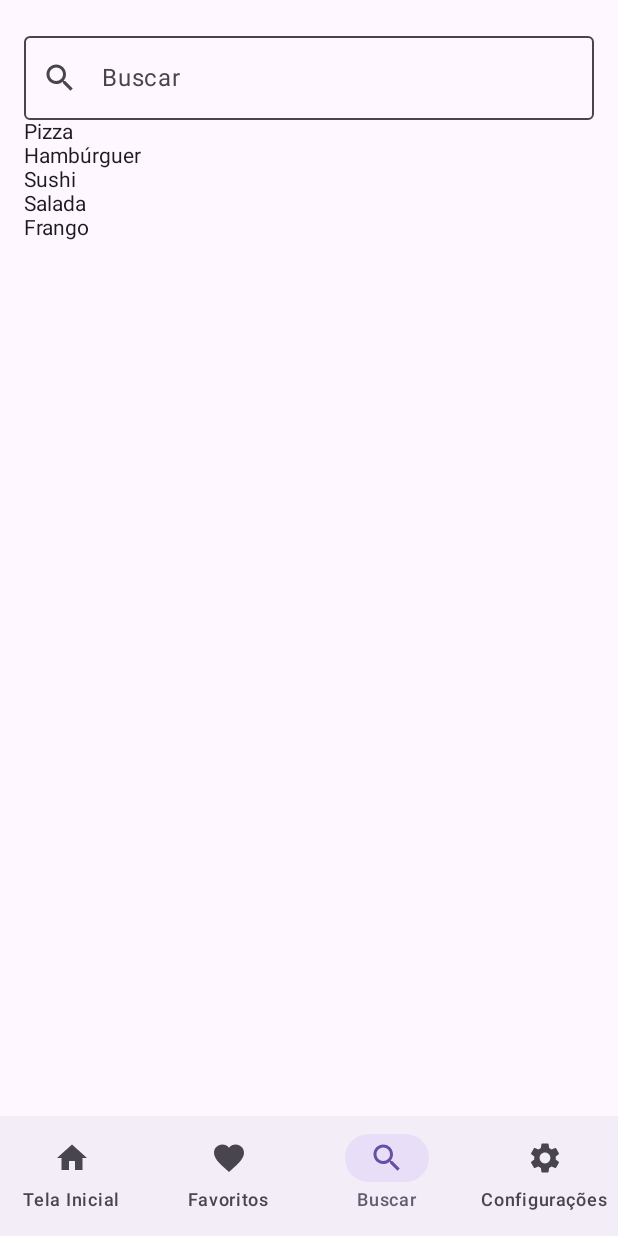
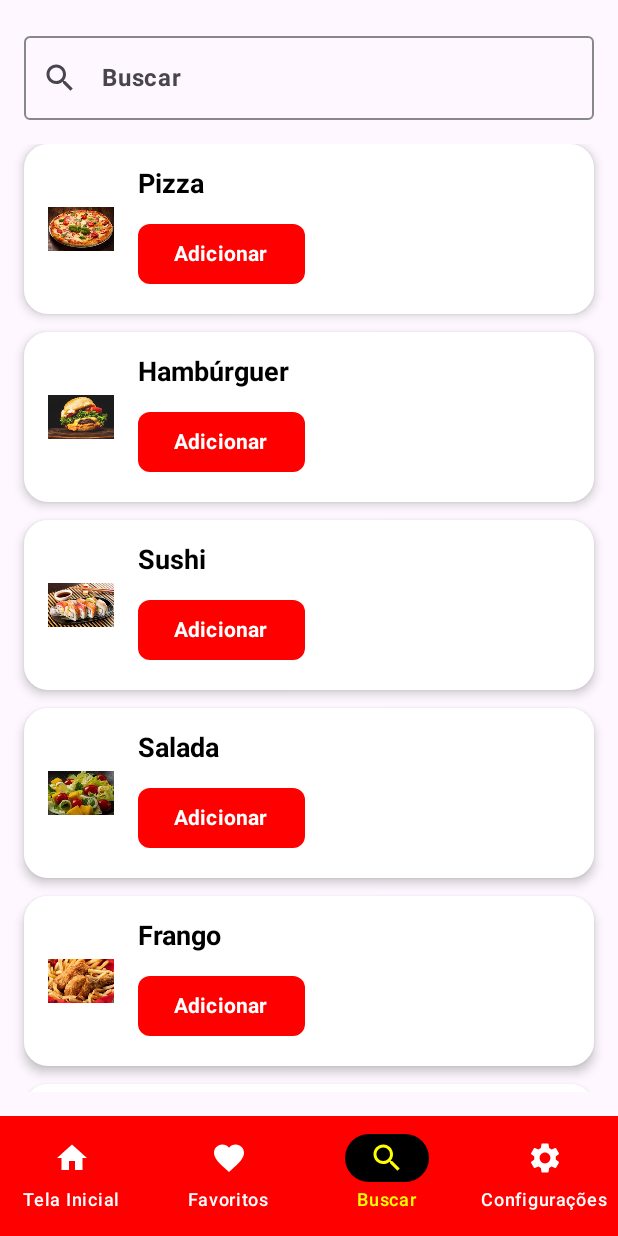
Before and after one commit to FGabriel-Lima/QuixaFood, an Android app built with Jetpack Compose: the screen it shows after launch (MainActivity), item 3 of the bottom bar chosen, on a phone screen of 412 x 824 dp. Run offline under Robolectric (Android 15) with nearby library versions, the phone set to English and light mode, and no system bars.

Commit message:
Implementação da tela de pesquisa

```diff
--- a/app/src/main/java/com/example/quixafood/navigation/NavGraph.kt
+++ b/app/src/main/java/com/example/quixafood/navigation/NavGraph.kt
@@ -133,7 +133,7 @@ fun NavGraph() {
 
             // Tela de Busca
             composable(BottomBarScreen.Search.route) {
-                SearchScreen() // Adiciona a tela de busca
+                SearchScreen(navController = navController)
             }
         }
     }
--- a/app/src/main/java/com/example/quixafood/ui/components/BottomNavigationBar.kt
+++ b/app/src/main/java/com/example/quixafood/ui/components/BottomNavigationBar.kt
@@ -1,43 +1,70 @@
 package com.example.quixafood.ui.components
 
-import androidx.compose.material3.MaterialTheme
-import androidx.compose.material3.NavigationBar
-import androidx.compose.material3.NavigationBarItem
-import androidx.compose.material3.NavigationBarItemDefaults
-import androidx.compose.material3.Text
+import androidx.compose.material3.*
 import androidx.compose.runtime.Composable
+import androidx.compose.ui.graphics.Color
 import androidx.navigation.NavController
-import androidx.navigation.NavDestination.Companion.hierarchy
 import androidx.navigation.compose.currentBackStackEntryAsState
-import com.example.quixafood.navigation.BottomBarScreen
+import androidx.compose.material.icons.Icons
+import androidx.compose.material.icons.filled.Favorite
+import androidx.compose.material.icons.filled.Home
+import androidx.compose.material.icons.filled.Info
+import androidx.compose.material.icons.filled.Search
+import androidx.compose.material.icons.filled.Settings
+import androidx.compose.ui.graphics.vector.ImageVector
 
 @Composable
 fun BottomNavigationBar(navController: NavController) {
-    val screens = listOf(
-        BottomBarScreen.Home,
-        BottomBarScreen.Favorites,
-        BottomBarScreen.Search,
-        BottomBarScreen.Settings
+    val items = listOf(
+        BottomBarItem("home", Icons.Default.Home, "Tela Inicial"),
+        BottomBarItem("favorites", Icons.Default.Favorite, "Favoritos"),
+        BottomBarItem("search", Icons.Default.Search, "Buscar"),
+        BottomBarItem("settings", Icons.Default.Settings, "Configurações")
     )
+
     val currentDestination = navController.currentBackStackEntryAsState().value?.destination
-    NavigationBar {
-        screens.forEach { screen ->
+
+    NavigationBar(
+        containerColor = Color.Red // Cor de fundo da barra
+    ) {
+        items.forEach { screen ->
             NavigationBarItem(
-                selected = currentDestination?.hierarchy?.any { it.route == screen.route } == true,
+                selected = currentDestination?.route == screen.route,
                 onClick = {
                     navController.navigate(screen.route) {
+                        // Controla o comportamento de navegação
                         popUpTo(navController.graph.startDestinationId) { saveState = true }
                         launchSingleTop = true
                         restoreState = true
                     }
                 },
-                icon = screen.icon,
-                label = { Text(screen.label) },
+                icon = {
+                    Icon(
+                        imageVector = screen.icon, // Ícone da tela
+                        contentDescription = screen.label, // Descrição do ícone
+                        tint = if (currentDestination?.route == screen.route) Color.Yellow else Color.White // Ícone fica amarelo se selecionado
+                    )
+                },
+                label = {
+                    Text(
+                        text = screen.label,
+                        color = if (currentDestination?.route == screen.route) Color.Yellow else Color.White // Texto fica amarelo se o item estiver selecionado
+                    )
+                },
                 colors = NavigationBarItemDefaults.colors(
-                    selectedIconColor = MaterialTheme.colorScheme.primary,
-                    unselectedIconColor = MaterialTheme.colorScheme.onSurfaceVariant
+                    selectedIconColor = Color.Yellow, // Ícone selecionado fica amarelo
+                    unselectedIconColor = Color.White, // Ícone não selecionado fica branco
+                    selectedTextColor = Color.Yellow, // Texto selecionado fica amarelo
+                    unselectedTextColor = Color.White, // Texto não selecionado fica branco
+                    indicatorColor = Color.Black // Cor da bolinha de fundo ao redor do ícone (quando selecionado)
                 )
             )
         }
     }
 }
+
+data class BottomBarItem(
+    val route: String,
+    val icon: ImageVector,
+    val label: String
+)
--- a/app/src/main/java/com/example/quixafood/ui/screens/SearchScreen.kt
+++ b/app/src/main/java/com/example/quixafood/ui/screens/SearchScreen.kt
@@ -1,50 +1,51 @@
 package com.example.quixafood.ui.screens
 
-import androidx.compose.foundation.layout.Column
-import androidx.compose.foundation.layout.fillMaxWidth
-import androidx.compose.foundation.layout.padding
+import android.widget.Toast
+import androidx.compose.foundation.Image
+import androidx.compose.foundation.layout.*
 import androidx.compose.foundation.lazy.LazyColumn
 import androidx.compose.foundation.lazy.items
+import androidx.compose.foundation.shape.RoundedCornerShape
 import androidx.compose.material.icons.Icons
 import androidx.compose.material.icons.filled.Clear
 import androidx.compose.material.icons.filled.Search
-import androidx.compose.material3.ExperimentalMaterial3Api
-import androidx.compose.material3.Icon
-import androidx.compose.material3.IconButton
-import androidx.compose.material3.OutlinedTextField
-import androidx.compose.material3.Text
-import androidx.compose.material3.TextFieldDefaults
-import androidx.compose.runtime.Composable
-import androidx.compose.runtime.mutableStateOf
-import androidx.compose.runtime.remember
+import androidx.compose.material3.*
+import androidx.compose.runtime.*
+import androidx.compose.ui.Alignment
 import androidx.compose.ui.Modifier
+import androidx.compose.ui.graphics.Color
+import androidx.compose.ui.platform.LocalContext
+import androidx.compose.ui.res.painterResource
+import androidx.compose.ui.text.font.FontWeight
 import androidx.compose.ui.unit.dp
-import androidx.compose.material3.MaterialTheme
-import androidx.compose.runtime.getValue
-import androidx.compose.runtime.setValue
+import androidx.compose.ui.unit.sp
 import androidx.navigation.NavController
+import com.example.quixafood.R
 
-data class Item(val name: String)
+data class Item(val name: String, val imageRes: Int)
 
 val itemList = listOf(
-    Item("Pizza"),
-    Item("Hambúrguer"),
-    Item("Sushi"),
-    Item("Salada"),
-    Item("Frango")
+    Item("Pizza", R.drawable.pizza),
+    Item("Hambúrguer", R.drawable.hamburguer),
+    Item("Sushi", R.drawable.sushi),
+    Item("Salada", R.drawable.salada),
+    Item("Frango", R.drawable.frango),
+    Item("Coca-Cola", R.drawable.cocacola)
 )
 
 @OptIn(ExperimentalMaterial3Api::class)
 @Composable
-fun SearchScreen() {
+fun SearchScreen(navController: NavController) {
     var searchQuery by remember { mutableStateOf("") }
     val filteredItems = itemList.filter { it.name.contains(searchQuery, ignoreCase = true) }
 
     Column(modifier = Modifier.padding(16.dp)) {
+
+        // Campo de busca
         OutlinedTextField(
             value = searchQuery,
             onValueChange = { searchQuery = it },
-            label = { Text("Buscar") },
+            label = { Text("Buscar", fontWeight = FontWeight.Bold) },
             leadingIcon = {
                 Icon(
                     imageVector = Icons.Default.Search,
@@ -58,21 +59,90 @@ fun SearchScreen() {
                     }
                 }
             },
-            modifier = Modifier.fillMaxWidth(),
+            modifier = Modifier
+                .fillMaxWidth()
+                .padding(bottom = 16.dp),
             colors = TextFieldDefaults.outlinedTextFieldColors(
-                focusedBorderColor = MaterialTheme.colorScheme.primary,
-                unfocusedBorderColor = MaterialTheme.colorScheme.onSurfaceVariant
+                focusedBorderColor = Color.Red,
+                unfocusedBorderColor = Color.Gray
             )
         )
 
+        // Exibe mensagem quando não encontrar nenhum item
         if (filteredItems.isEmpty()) {
-            Text("Nenhum item encontrado.", modifier = Modifier.padding(top = 8.dp))
+            Text(
+                "Nenhum item encontrado.",
+                modifier = Modifier.padding(top = 8.dp),
+                color = Color.Gray
+            )
         } else {
+            // Lista de alimentos filtrados
             LazyColumn {
                 items(filteredItems) { item ->
-                    Text(item.name)
+                    // Card com imagem e nome do item
+                    SearchItemCard(item = item)
                 }
             }
         }
     }
 }
+
+@Composable
+fun SearchItemCard(item: Item) {
+    val context = LocalContext.current
+
+    Card(
+        modifier = Modifier
+            .fillMaxWidth()
+            .padding(bottom = 12.dp),
+        shape = RoundedCornerShape(16.dp),
+        colors = CardDefaults.cardColors(
+            containerColor = Color.White
+        ),
+        elevation = CardDefaults.cardElevation(4.dp)
+    ) {
+        Row(
+            modifier = Modifier
+                .fillMaxWidth()
+                .padding(16.dp),
+            verticalAlignment = Alignment.CenterVertically
+        ) {
+            // Imagem do item
+            Image(
+                painter = painterResource(id = item.imageRes),
+                contentDescription = item.name,
+                modifier = Modifier
+                    .size(60.dp)
+                    .padding(end = 16.dp)
+            )
+
+            // Nome do item
+            Column {
+                Text(
+                    text = item.name,
+                    fontSize = 18.sp,
+                    fontWeight = FontWeight.Bold,
+                    color = Color.Black
+                )
+                Spacer(modifier = Modifier.height(4.dp))
+                Button(
+                    onClick = {
+                        // Exibe o Toast aqui
+                        Toast.makeText(context, "${item.name} selecionado", Toast.LENGTH_SHORT).show()
+                    },
+                    modifier = Modifier.padding(top = 8.dp),
+                    shape = RoundedCornerShape(8.dp),
+                    colors = ButtonDefaults.buttonColors(
+                        containerColor = Color.Red
+                    )
+                ) {
+                    Text(
+                        text = "Adicionar",
+                        color = Color.White,
+                        fontWeight = FontWeight.Bold
+                    )
+                }
+            }
+        }
+    }
+}
```
Also changed, not shown: app/src/main/res/drawable/frango.jpeg (added), app/src/main/res/drawable/salada.jpeg (added), app/src/main/res/drawable/sushi.jpeg (added).
